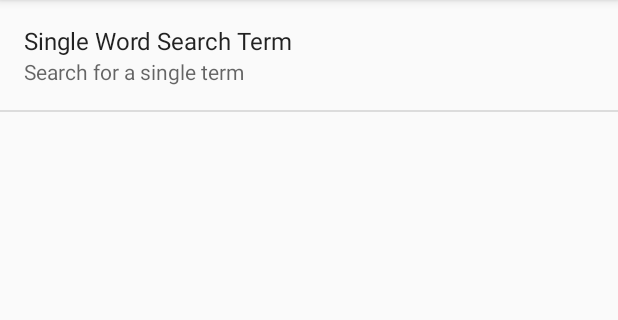
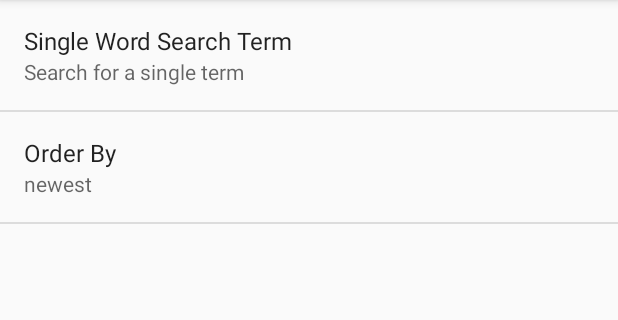
Before and after one commit to NoExits/news-app, an Android app: the screen it shows after launch (SettingsActivity), in the options menu, after a tap on "Settings", on a phone screen of 412 x 824 dp, the part 84-404 px from its top. Run offline under Robolectric (Android 15) with nearby library versions, the phone set to English and light mode, and no system bars.

Commit message:
added Order-By preference

```diff
--- a/app/src/main/java/com/example/android/newsapp/MainActivity.java
+++ b/app/src/main/java/com/example/android/newsapp/MainActivity.java
@@ -42,6 +42,7 @@ public class MainActivity extends AppCompatActivity {
 
             //getString retrieves a string value from the preferences. The second parameter is the default value for this preference
             String searchTerm = sharedPrefs.getString(getString(R.string.settings_search_term_key), getString(R.string.settings_search_term_default_value));
+            String orderBy = sharedPrefs.getString(getString(R.string.settings_order_by_key), getString(R.string.settings_order_by_default));
 
             // parse breaks apart the URI string that's passed into its parameter
             Uri baseUri = Uri.parse(QueryUtils.REQUEST_URL);
@@ -52,7 +53,7 @@ public class MainActivity extends AppCompatActivity {
             //Append the query parameters and their values
 
             uriBuilder.appendQueryParameter("show-tags", "contributor");
-            uriBuilder.appendQueryParameter("order-by", "newest");
+            uriBuilder.appendQueryParameter("order-by", orderBy);
             uriBuilder.appendQueryParameter("api-key", "324ed141-8ecd-4f25-be0a-872bd02c6a8a");
             uriBuilder.appendQueryParameter("from-date", "2017-01-01");
             if (searchTerm != "Search for a single term") {
--- a/app/src/main/java/com/example/android/newsapp/SettingsActivity.java
+++ b/app/src/main/java/com/example/android/newsapp/SettingsActivity.java
@@ -2,6 +2,7 @@ package com.example.android.newsapp;
 
 import android.content.SharedPreferences;
 import android.os.Bundle;
+import android.preference.ListPreference;
 import android.preference.Preference;
 import android.preference.PreferenceManager;
 import android.support.v7.app.AppCompatActivity;
@@ -22,12 +23,26 @@ public class SettingsActivity extends AppCompatActivity {
 
             Preference searchTerm = findPreference(getString(R.string.settings_search_term_key));
             bindPreferenceSummaryToValue(searchTerm);
+
+            Preference orderBy = findPreference(getString(R.string.settings_order_by_key));
+            bindPreferenceSummaryToValue(orderBy);
         }
 
         @Override
         public boolean onPreferenceChange(Preference preference, Object value) {
             //Take care of updating the displayed preference summary after it has been updated
             String stringValue = value.toString();
+
+            if (preference instanceof ListPreference) {
+                ListPreference listPreference = (ListPreference) preference;
+                int prefIndex = listPreference.findIndexOfValue(stringValue);
+                if (prefIndex >= 0) {
+                    CharSequence[] labels = listPreference.getEntries();
+                    preference.setSummary(labels[prefIndex]);
+                }
+            } else {
+                preference.setSummary(stringValue);
+            }
             preference.setSummary(stringValue);
             return true;
         }
--- /dev/null
+++ b/app/src/main/res/values/arrays.xml
@@ -0,0 +1,15 @@
+<?xml version="1.0" encoding="utf-8"?>
+<resources>
+    <string-array name="settings_order_by_labels">
+        <item>@string/settings_order_by_newest_label</item>
+        <item>@string/settings_order_by_oldest_label</item>
+        <item>@string/settings_order_by_relevance_label</item>
+    </string-array>
+
+    <string-array name="settings_order_by_keys">
+        <item>@string/settings_order_by_newest_key</item>
+        <item>@string/settings_order_by_oldest_key</item>
+        <item>@string/settings_order_by_relevance_key</item>
+    </string-array>
+
+</resources>
--- a/app/src/main/res/values/strings.xml
+++ b/app/src/main/res/values/strings.xml
@@ -9,5 +9,22 @@
 
     <string name="settings_search_term_label">Single Word Search Term</string>
     <string name="settings_search_term_key" translatable="false">search_term</string>
-    <string name="settings_search_term_default_value" translatable="true">Search for a single term</string>
+    <string name="settings_search_term_default_value" translatable="false">Search for a single term</string>
+
+    <!-- Strings for Order-By reference -->
+    <string name="settings_order_by_label">Order By</string>
+    <string name="settings_order_by_key" translatable="false">order_by</string>
+    <string name="settings_order_by_default" translatable="false">@string/settings_order_by_newest_key</string>
+
+    <!-- Label for order-by newest option -->
+    <string name="settings_order_by_newest_label">Newest</string>
+    <string name="settings_order_by_newest_key" translatable="false">newest</string>
+
+    <!-- Label for order-by oldest option -->
+    <string name="settings_order_by_oldest_label">Oldest</string>
+    <string name="settings_order_by_oldest_key" translatable="false">oldest</string>
+
+    <!-- Label for order-by relevance option -->
+    <string name="settings_order_by_relevance_label">Relevance</string>
+    <string name="settings_order_by_relevance_key">relevance</string>
 </resources>
--- a/app/src/main/res/xml/settings_main.xml
+++ b/app/src/main/res/xml/settings_main.xml
@@ -10,4 +10,11 @@
         android:title="@string/settings_search_term_label">
     </EditTextPreference>
 
+    <ListPreference
+        android:defaultValue="@string/settings_order_by_default"
+        android:entries="@array/settings_order_by_labels"
+        android:entryValues="@array/settings_order_by_keys"
+        android:key="@string/settings_order_by_key"
+        android:title="@string/settings_order_by_label" />
+
 </PreferenceScreen>
```
